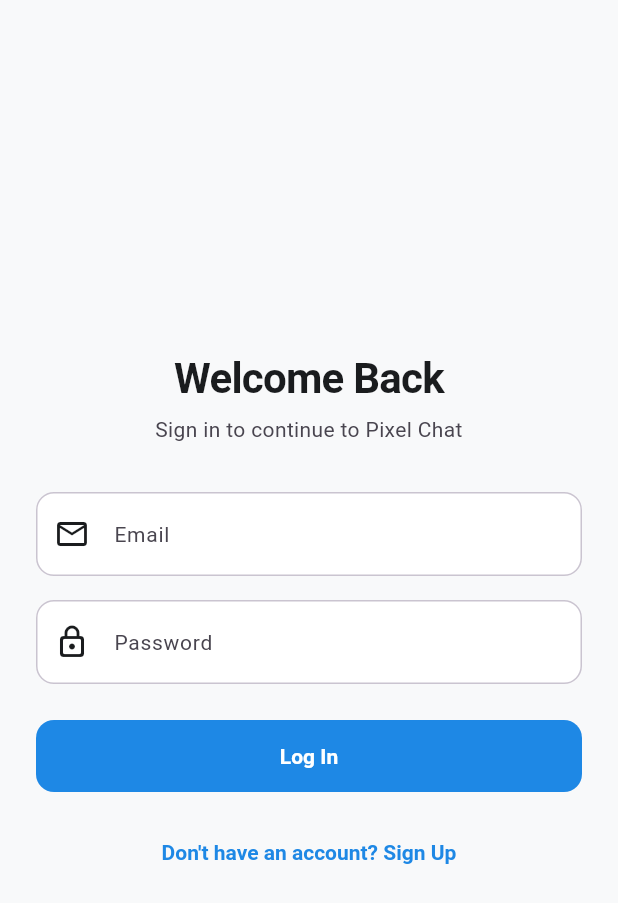
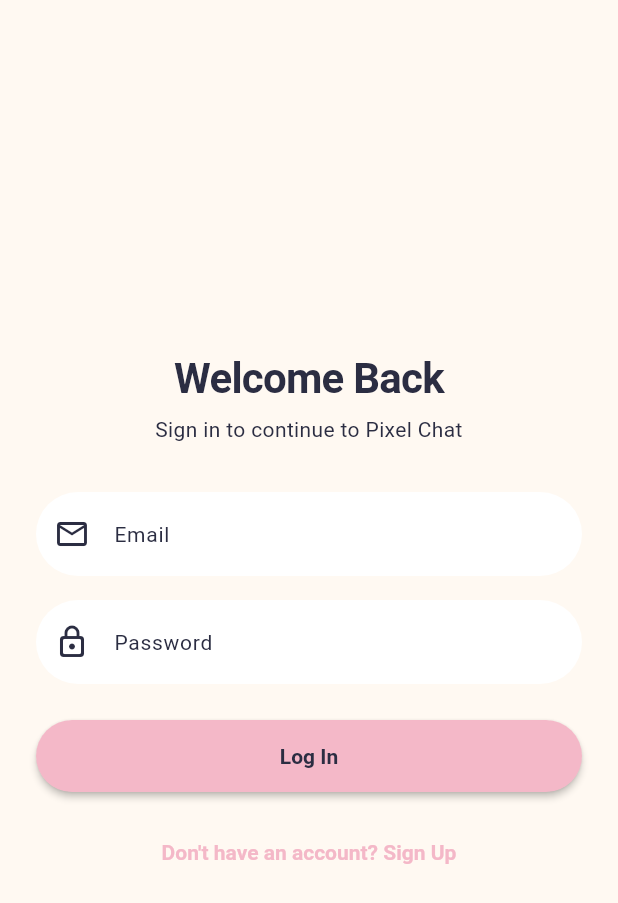
Before and after one commit to Bhavan-a-N/pixel-chat, a Flutter app: the screen it shows after launch, on a phone screen of 412 x 824 dp. Shown: the top 903 px of the screen. Run offline on Flutter 3.47's test engine with Material 3 defaults, Android fonts, the phone set to English and light mode, and no system bars; our stand-ins replace dio, flutter_riverpod, flutter_secure_storage, go_router; Roboto replaces fonts that are missing (Comic Sans MS).

Commit message:
style: Apply pastel palette and font fallbacks to AppTheme

```diff
--- a/app/lib/core/theme/app_theme.dart
+++ b/app/lib/core/theme/app_theme.dart
@@ -3,34 +3,49 @@
 class AppColors {
   const AppColors._();
 
-  static const Color primary = Color(0xFF1E88E5);
-  static const Color onPrimary = Color(0xFFFFFFFF);
-  static const Color primaryContainer = Color(0xFFE3F2FD);
-  static const Color onPrimaryContainer = Color(0xFF0D47A1);
+  // Primary: blush pink
+  static const Color primary = Color(0xFFF4B8C8);
+  static const Color onPrimary = Color(0xFF2B2D42);
 
-  static const Color background = Color(0xFFF8F9FA);
-  static const Color onBackground = Color(0xFF1A1C1E);
+  // Secondary: soft lavender
+  static const Color secondary = Color(0xFFD6C8FF);
+  static const Color onSecondary = Color(0xFF2B2D42);
 
+  // Surface: white / very light
   static const Color surface = Color(0xFFFFFFFF);
-  static const Color onSurface = Color(0xFF1A1C1E);
-  static const Color surfaceVariant = Color(0xFFF1F3F5);
-  static const Color onSurfaceVariant = Color(0xFF49454F);
+  static const Color onSurface = Color(0xFF2B2D42);
 
-  static const Color outline = Color(0xFF79747E);
-  static const Color outlineVariant = Color(0xFFCAC4D0);
+  // Background: warm cream/off-white
+  static const Color background = Color(0xFFFFF9F2);
+  static const Color onBackground = Color(0xFF2B2D42);
 
-  static const Color error = Color(0xFFBA1A1A);
+  // Containers
+  static const Color primaryContainer = Color(0xFFFFE3EE);
+  static const Color onPrimaryContainer = Color(0xFF2B2D42);
+
+  // Bubbles for others: lavender-tinted white
+  static const Color surfaceVariant = Color(0xFFF4F0FF);
+  static const Color onSurfaceVariant = Color(0xFF2B2D42);
+
+  static const Color outline = Color(0xFFB5ACB8);
+  static const Color outlineVariant = Color(0xFFE2DCE4);
+
+  static const Color error = Color(0xFFE5989B);
   static const Color onError = Color(0xFFFFFFFF);
-  static const Color errorContainer = Color(0xFFFFDAD6);
-  static const Color onErrorContainer = Color(0xFF410002);
+  static const Color errorContainer = Color(0xFFFFD6D6);
+  static const Color onErrorContainer = Color(0xFF4A0000);
 
-  static const Color success = Color(0xFF2E7D32);
-  static const Color onSuccess = Color(0xFFFFFFFF);
+  static const Color success = Color(0xFFA3D9B1);
+  static const Color onSuccess = Color(0xFF2B2D42);
+
+  // Tertiary accents strictly for critters/rings as requested
+  static const Color butterYellow = Color(0xFFFDE68A);
+  static const Color mintGreen = Color(0xFFA7F3D0);
+  static const Color skyBlue = Color(0xFFBAE6FD);
 }
 
 class AppSpacing {
   const AppSpacing._();
-
   static const double xxs = 2.0;
   static const double xs = 4.0;
   static const double sm = 8.0;
@@ -42,11 +57,10 @@
 
 class AppRadii {
   const AppRadii._();
-
   static const double xs = 4.0;
   static const double sm = 8.0;
   static const double md = 12.0;
-  static const double lg = 16.0;
+  static const double lg = 24.0;
   static const double pill = 999.0;
 
   static const Radius radiusXs = Radius.circular(xs);
@@ -65,7 +79,11 @@
 class AppTypography {
   const AppTypography._();
 
+  static const String _displayFont = 'Comic Sans MS';
+  static const String _bodyFont = 'sans-serif';
+
   static const TextStyle headlineLarge = TextStyle(
+    fontFamily: _displayFont,
     fontSize: 28.0,
     fontWeight: FontWeight.bold,
     color: AppColors.onBackground,
@@ -73,36 +91,42 @@
   );
 
   static const TextStyle headlineMedium = TextStyle(
+    fontFamily: _displayFont,
     fontSize: 22.0,
     fontWeight: FontWeight.w600,
     color: AppColors.onBackground,
   );
 
   static const TextStyle titleLarge = TextStyle(
+    fontFamily: _displayFont,
     fontSize: 18.0,
     fontWeight: FontWeight.w600,
     color: AppColors.onBackground,
   );
 
   static const TextStyle bodyLarge = TextStyle(
+    fontFamily: _bodyFont,
     fontSize: 16.0,
     fontWeight: FontWeight.normal,
     color: AppColors.onBackground,
   );
 
   static const TextStyle bodyMedium = TextStyle(
+    fontFamily: _bodyFont,
     fontSize: 14.0,
     fontWeight: FontWeight.normal,
     color: AppColors.onSurfaceVariant,
   );
 
   static const TextStyle labelLarge = TextStyle(
+    fontFamily: _displayFont,
     fontSize: 14.0,
     fontWeight: FontWeight.w600,
     color: AppColors.onPrimary,
   );
 
   static const TextStyle errorText = TextStyle(
+    fontFamily: _bodyFont,
     fontSize: 13.0,
     fontWeight: FontWeight.w500,
     color: AppColors.error,
@@ -121,8 +145,8 @@
         onPrimary: AppColors.onPrimary,
         primaryContainer: AppColors.primaryContainer,
         onPrimaryContainer: AppColors.onPrimaryContainer,
-        secondary: AppColors.primary,
-        onSecondary: AppColors.onPrimary,
+        secondary: AppColors.secondary,
+        onSecondary: AppColors.onSecondary,
         error: AppColors.error,
         onError: AppColors.onError,
         surface: AppColors.surface,
@@ -130,8 +154,8 @@
       ),
       scaffoldBackgroundColor: AppColors.background,
       appBarTheme: const AppBarTheme(
-        backgroundColor: AppColors.surface,
-        foregroundColor: AppColors.onSurface,
+        backgroundColor: AppColors.background,
+        foregroundColor: AppColors.onBackground,
         elevation: 0,
         centerTitle: true,
         titleTextStyle: AppTypography.titleLarge,
@@ -144,24 +168,24 @@
           vertical: AppSpacing.md,
         ),
         border: const OutlineInputBorder(
-          borderRadius: AppRadii.borderMd,
-          borderSide: BorderSide(color: AppColors.outlineVariant),
+          borderRadius: AppRadii.borderPill,
+          borderSide: BorderSide.none,
         ),
         enabledBorder: const OutlineInputBorder(
-          borderRadius: AppRadii.borderMd,
-          borderSide: BorderSide(color: AppColors.outlineVariant),
+          borderRadius: AppRadii.borderPill,
+          borderSide: BorderSide.none,
         ),
         focusedBorder: const OutlineInputBorder(
-          borderRadius: AppRadii.borderMd,
-          borderSide: BorderSide(color: AppColors.primary, width: 1.5),
+          borderRadius: AppRadii.borderPill,
+          borderSide: BorderSide(color: AppColors.primary, width: 2.0),
         ),
         errorBorder: const OutlineInputBorder(
-          borderRadius: AppRadii.borderMd,
+          borderRadius: AppRadii.borderPill,
           borderSide: BorderSide(color: AppColors.error),
         ),
         focusedErrorBorder: const OutlineInputBorder(
-          borderRadius: AppRadii.borderMd,
-          borderSide: BorderSide(color: AppColors.error, width: 1.5),
+          borderRadius: AppRadii.borderPill,
+          borderSide: BorderSide(color: AppColors.error, width: 2.0),
         ),
         labelStyle: AppTypography.bodyMedium,
         errorStyle: AppTypography.errorText,
@@ -171,20 +195,32 @@
           backgroundColor: AppColors.primary,
           foregroundColor: AppColors.onPrimary,
           minimumSize: const Size.fromHeight(48.0),
-          shape: const RoundedRectangleBorder(borderRadius: AppRadii.borderMd),
+          shape: const RoundedRectangleBorder(borderRadius: AppRadii.borderPill),
           textStyle: AppTypography.labelLarge,
-          elevation: 0,
+          elevation: 2,
         ),
       ),
       textButtonTheme: TextButtonThemeData(
         style: TextButton.styleFrom(
           foregroundColor: AppColors.primary,
-          shape: const RoundedRectangleBorder(borderRadius: AppRadii.borderSm),
+          shape: const RoundedRectangleBorder(borderRadius: AppRadii.borderPill),
           textStyle: AppTypography.labelLarge.copyWith(
             color: AppColors.primary,
           ),
         ),
       ),
+      floatingActionButtonTheme: const FloatingActionButtonThemeData(
+        backgroundColor: AppColors.primary,
+        foregroundColor: AppColors.onPrimary,
+        shape: RoundedRectangleBorder(borderRadius: AppRadii.borderPill),
+        elevation: 4,
+      ),
+      cardTheme: const CardThemeData(
+        color: AppColors.surface,
+        elevation: 2,
+        shadowColor: AppColors.outlineVariant,
+        shape: RoundedRectangleBorder(borderRadius: AppRadii.borderLg),
+      ),
     );
   }
 }
--- a/app/lib/core/theme/critter_identity.dart
+++ b/app/lib/core/theme/critter_identity.dart
@@ -32,9 +32,9 @@
     final selectedPalette = _getPalette(type, paletteInt);
 
     final List<Color> ringColors = [
-      AppColors.primaryContainer,
-      AppColors.success,
-      AppColors.primaryContainer,
+      AppColors.butterYellow,
+      AppColors.mintGreen,
+      AppColors.skyBlue,
     ];
     final ringColor = ringColors[ringInt];
 
--- a/app/lib/features/chat/presentation/chat_list_screen.dart
+++ b/app/lib/features/chat/presentation/chat_list_screen.dart
@@ -137,10 +137,10 @@
                       child: Column(
                         mainAxisAlignment: MainAxisAlignment.center,
                         children: [
-                          Icon(
-                            Icons.chat_bubble_outline_rounded,
-                            size: AppSpacing.xxl,
-                            color: AppColors.outline,
+                          PixelArt(
+                            grid: PixelAssets.envelope,
+                            palette: PixelAssets.envelopePalette,
+                            size: 48.0,
                           ),
                           const SizedBox(height: AppSpacing.md),
                           Text(
--- a/app/lib/features/chat/presentation/chat_screen.dart
+++ b/app/lib/features/chat/presentation/chat_screen.dart
@@ -343,9 +343,20 @@
                         Expanded(
                           child: chatState.messages.isEmpty
                               ? Center(
-                                  child: Text(
-                                    'No messages yet. Say hello!',
-                                    style: AppTypography.bodyMedium,
+                                  child: Column(
+                                    mainAxisAlignment: MainAxisAlignment.center,
+                                    children: [
+                                      PixelArt(
+                                        grid: PixelAssets.sparkle,
+                                        palette: PixelAssets.sparklePalette,
+                                        size: 48.0,
+                                      ),
+                                      const SizedBox(height: AppSpacing.md),
+                                      Text(
+                                        'No messages yet. Say hello!',
+                                        style: AppTypography.bodyMedium,
+                                      ),
+                                    ],
                                   ),
                                 )
                               : ListView.builder(
```
